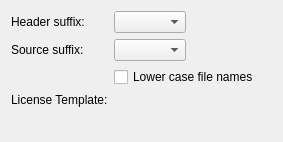
The window that src/plugins/cpptools/cppfilesettingspage.ui (qt-creator/qt-creator) describes before a commit, drawn with Qt 5.
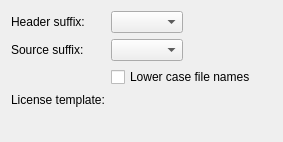
The same window after the commit. Custom widgets are drawn as their Qt base class.

```diff
--- a/src/plugins/cpptools/cppfilesettingspage.ui
+++ b/src/plugins/cpptools/cppfilesettingspage.ui
@@ -44,7 +44,7 @@
    <item row="3" column="0">
     <widget class="QLabel" name="licenseTemplateLabel">
      <property name="text">
-      <string>License Template:</string>
+      <string>License template:</string>
      </property>
     </widget>
    </item>
```
Left out of the diff: 21 changed lines with no effect on the pictures.
